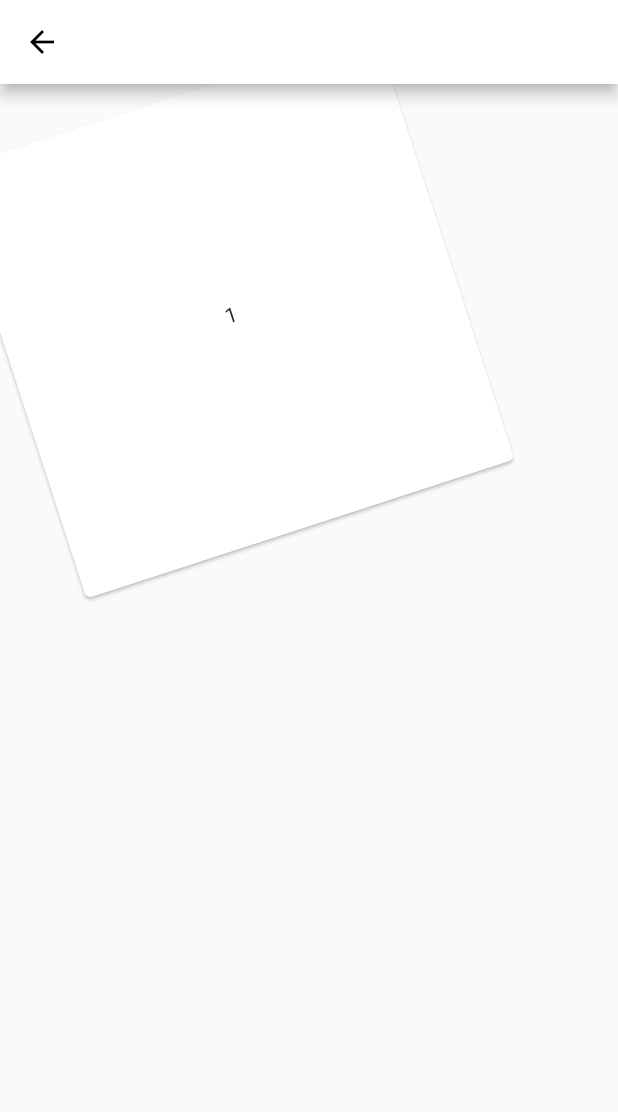
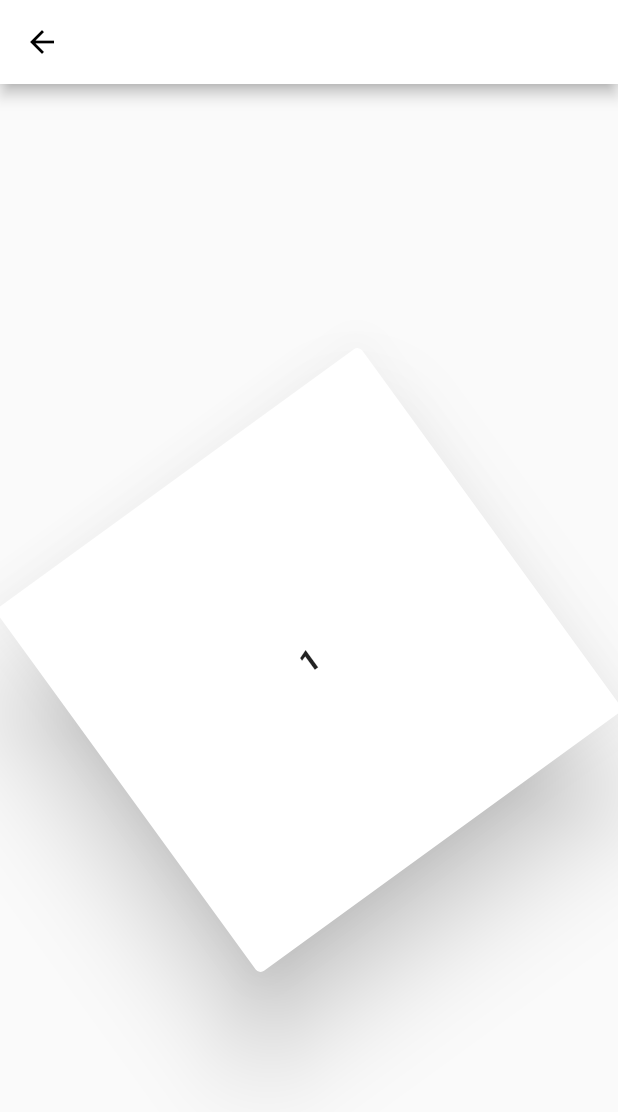
Before and after one commit to Reiko-Developer/stackui, a Flutter app: the AnimationControllerScreen screen opened by its route, on a phone screen of 412 x 824 dp. Shown: the top 1112 px of the screen. Run offline on Flutter 3.47's test engine with Material 2 defaults, Android fonts, the phone set to English and light mode, and no system bars.

Commit message:
Starting with animations

```diff
--- a/lib/animation_controller_screen.dart
+++ b/lib/animation_controller_screen.dart
@@ -27,11 +27,17 @@ class _AnimationControllerScreenState extends State<AnimationControllerScreen>
 
   Card _myCard(String txt) {
     return Card(
+      borderOnForeground: false,
+      // color: Colors.red,
+      elevation: 30,
       child: Container(
         height: 300,
         width: 300,
         child: Center(
-          child: Text(txt),
+          child: Text(
+            txt,
+            style: TextStyle(fontSize: 20, fontWeight: FontWeight.bold),
+          ),
         ),
       ),
     );
@@ -41,15 +47,19 @@ class _AnimationControllerScreenState extends State<AnimationControllerScreen>
   Widget build(BuildContext context) {
     return Scaffold(
       appBar: AppBar(),
-      body: AnimatedBuilder(
+      body: Center(
+        child: AnimatedBuilder(
           animation: _animationController,
           child: _myCard('1'),
           builder: (context, child) {
             return Transform.rotate(
-              angle: _animationController.value * math.pi * 2,
+              alignment: Alignment.center,
+              angle: _animationController.value * math.pi * 4,
               child: child,
             );
-          }),
+          },
+        ),
+      ),
     );
   }
 }
--- a/lib/main.dart
+++ b/lib/main.dart
@@ -3,6 +3,7 @@ import 'package:stackui/animation_controller_screen.dart';
 import 'package:stackui/screens/home_screen.dart';
 import 'package:stackui/screens/stack_screen.dart';
 import 'package:stackui/screens/transform_screen_one.dart';
+import 'package:stackui/widget/custom_drawer.dart';
 
 void main() {
   runApp(MyApp());
@@ -25,6 +26,7 @@ class MyApp extends StatelessWidget {
         TransformScreenOne.routeName: (ctx) => TransformScreenOne(),
         AnimationControllerScreen.routeName: (ctx) =>
             AnimationControllerScreen(),
+        CustomDrawer.routeName: (ctx) => CustomDrawer(),
       },
     );
   }
--- a/lib/screens/home_screen.dart
+++ b/lib/screens/home_screen.dart
@@ -3,6 +3,7 @@ import 'package:flutter/material.dart';
 import 'package:stackui/animation_controller_screen.dart';
 import 'package:stackui/screens/stack_screen.dart';
 import 'package:stackui/screens/transform_screen_one.dart';
+import 'package:stackui/widget/custom_drawer.dart';
 
 class HomeScreen extends StatelessWidget {
   @override
@@ -12,6 +13,8 @@ class HomeScreen extends StatelessWidget {
     screens.add(StackScreen.routeName);
     screens.add(TransformScreenOne.routeName);
     screens.add(AnimationControllerScreen.routeName);
+    screens.add(CustomDrawer.routeName);
+
     return Scaffold(
       appBar: AppBar(
         title: Text('Learning Complex UI'),
```
Also changed, not shown: lib/widget/custom_drawer.dart (added, +86 -0 lines).
